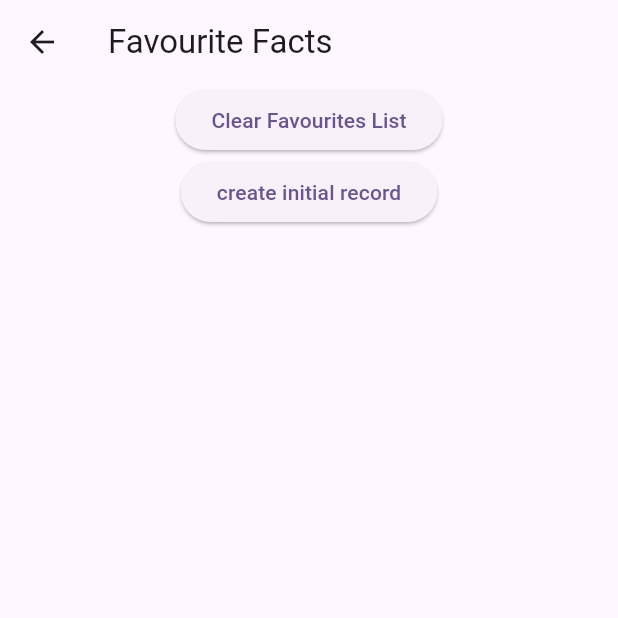
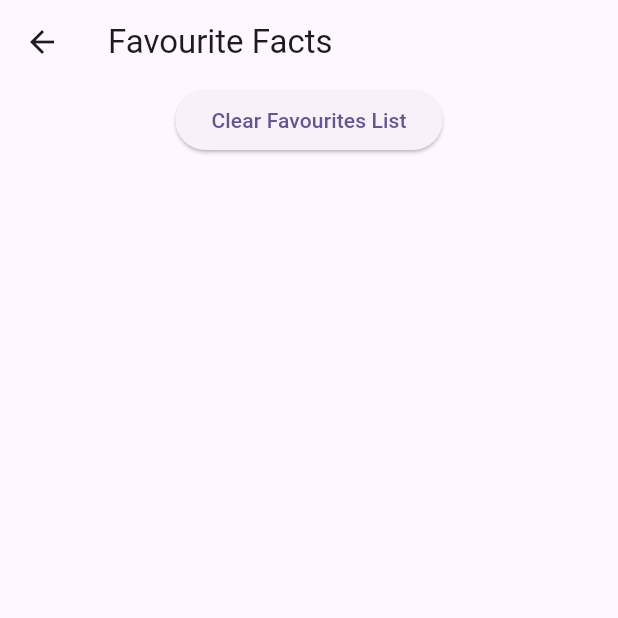
Before and after one commit to JasonTat/2504-catproject, a Flutter app: the Faves screen opened directly, on a phone screen of 412 x 824 dp, the top half of it. Run offline on Flutter 3.47's test engine with Material 3 defaults, Android fonts, the phone set to English and light mode, and no system bars; our stand-ins replace sqflite; accounts and stored records are empty; network calls fail.

Commit message:
final commit

```diff
--- a/catproj/lib/views/faves/favesView.dart
+++ b/catproj/lib/views/faves/favesView.dart
@@ -61,15 +61,16 @@ class FavesState extends State<Faves> {
               setState((){});
             }
           ),
-          ElevatedButton(
-            child: const Text('create initial record'),
-            onPressed: () {
-              createInitRecord();
-              setState(() {
+          //for testing
+          // ElevatedButton(
+          //   child: const Text('create initial record'),
+          //   onPressed: () {
+          //     createInitRecord();
+          //     setState(() {
 
-              });
-            }
-          ),
+          //     });
+          //   }
+          // ),
           Expanded(
             child: ListView.builder(
               itemCount: faveListOfFacts.length,
```
